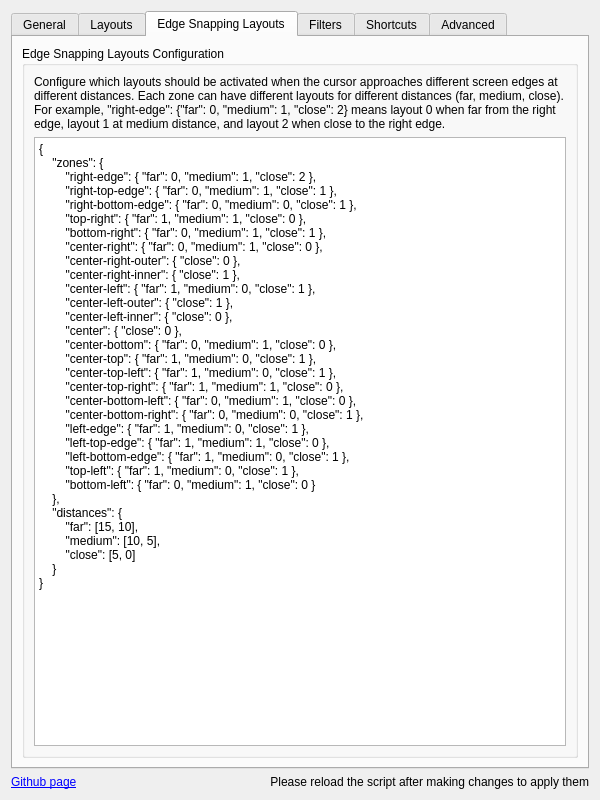
Qt form src/contents/ui/config.ui (Cristiandobrinin/kzones) before a commit.
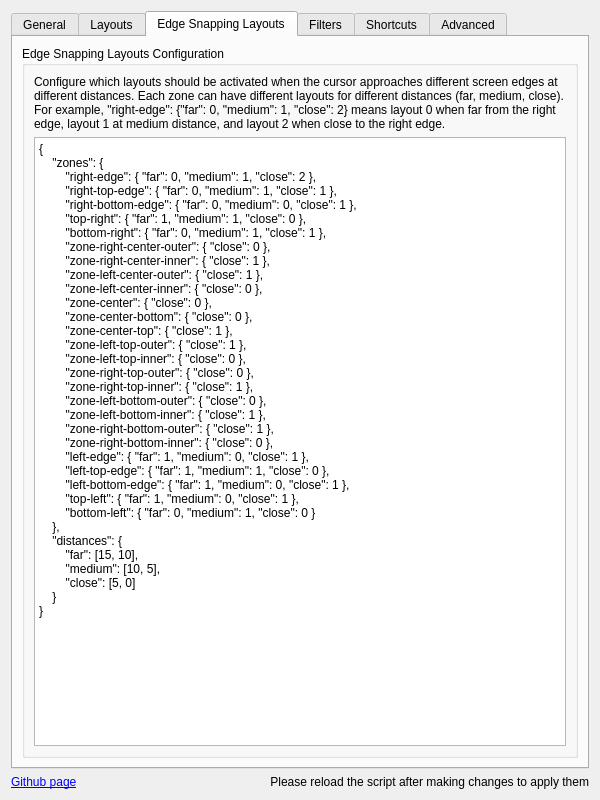
The same form after that commit. The open tabs and pages were chosen to show the change. Icons and pictures are not drawn.

Commit message:
Refactor center zone detection with comprehensive zone mapping
- Replaced old center zone naming with new "zone-" prefixed naming scheme
- Implemented more granular and precise center zone detection logic
- Added detailed vertical and horizontal thresholds for zone detection
- Improved logging and debugging for zone detection process
- Enhanced fallback detection for center zones
- Added null checks and improved error handling for client operations

What changed in the file:
```diff
--- a/src/contents/ui/config.ui
+++ b/src/contents/ui/config.ui
@@ -497,19 +497,21 @@
         "right-bottom-edge": { "far": 0, "medium": 0, "close": 1 },
         "top-right": { "far": 1, "medium": 1, "close": 0 },
         "bottom-right": { "far": 0, "medium": 1, "close": 1 },
-        "center-right": { "far": 0, "medium": 1, "close": 0 },
-        "center-right-outer": { "close": 0 },
-        "center-right-inner": { "close": 1 },
-        "center-left": { "far": 1, "medium": 0, "close": 1 },
-        "center-left-outer": { "close": 1 },
-        "center-left-inner": { "close": 0 },
-        "center": { "close": 0 },
-        "center-bottom": { "far": 0, "medium": 1, "close": 0 },
-        "center-top": { "far": 1, "medium": 0, "close": 1 },
-        "center-top-left": { "far": 1, "medium": 0, "close": 1 },
-        "center-top-right": { "far": 1, "medium": 1, "close": 0 },
-        "center-bottom-left": { "far": 0, "medium": 1, "close": 0 },
-        "center-bottom-right": { "far": 0, "medium": 0, "close": 1 },
+        "zone-right-center-outer": { "close": 0 },
+        "zone-right-center-inner": { "close": 1 },
+        "zone-left-center-outer": { "close": 1 },
+        "zone-left-center-inner": { "close": 0 },
+        "zone-center": { "close": 0 },
+        "zone-center-bottom": { "close": 0 },
+        "zone-center-top": { "close": 1 },
+        "zone-left-top-outer": { "close": 1 },
+        "zone-left-top-inner": { "close": 0 },
+        "zone-right-top-outer": { "close": 0 },
+        "zone-right-top-inner": { "close": 1 },
+        "zone-left-bottom-outer": { "close": 0 },
+        "zone-left-bottom-inner": { "close": 1 },
+        "zone-right-bottom-outer": { "close": 1 },
+        "zone-right-bottom-inner": { "close": 0 },
         "left-edge": { "far": 1, "medium": 0, "close": 1 },
         "left-top-edge": { "far": 1, "medium": 1, "close": 0 },
         "left-bottom-edge": { "far": 1, "medium": 0, "close": 1 },
```
The commit also changes 2 other files.
